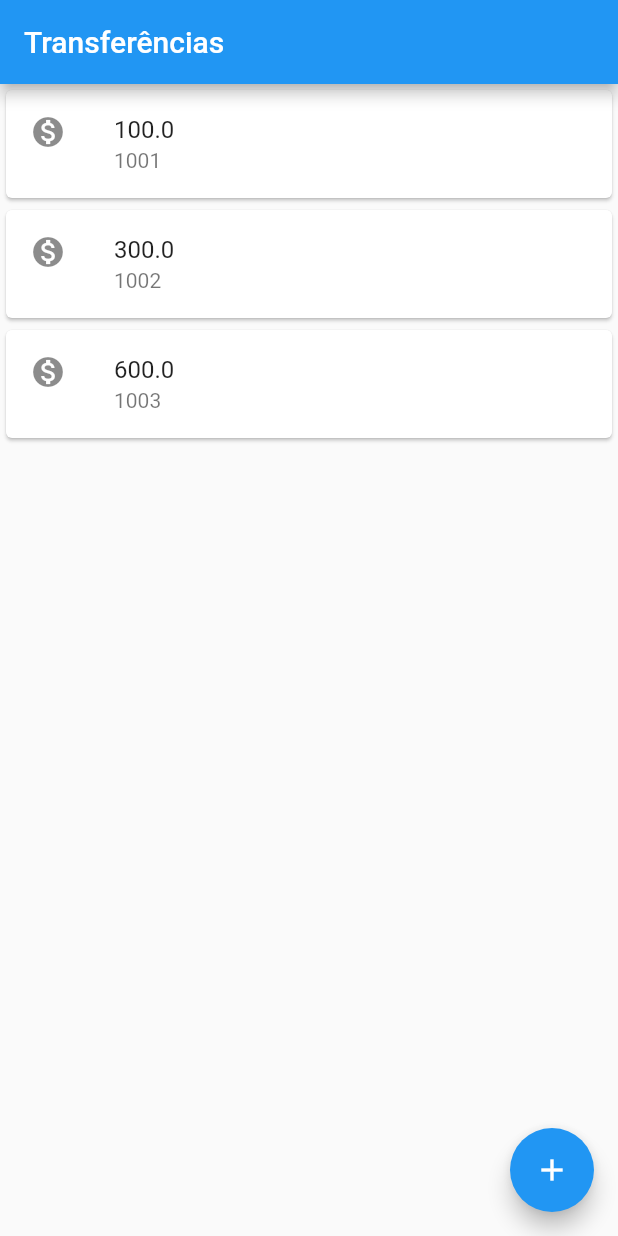
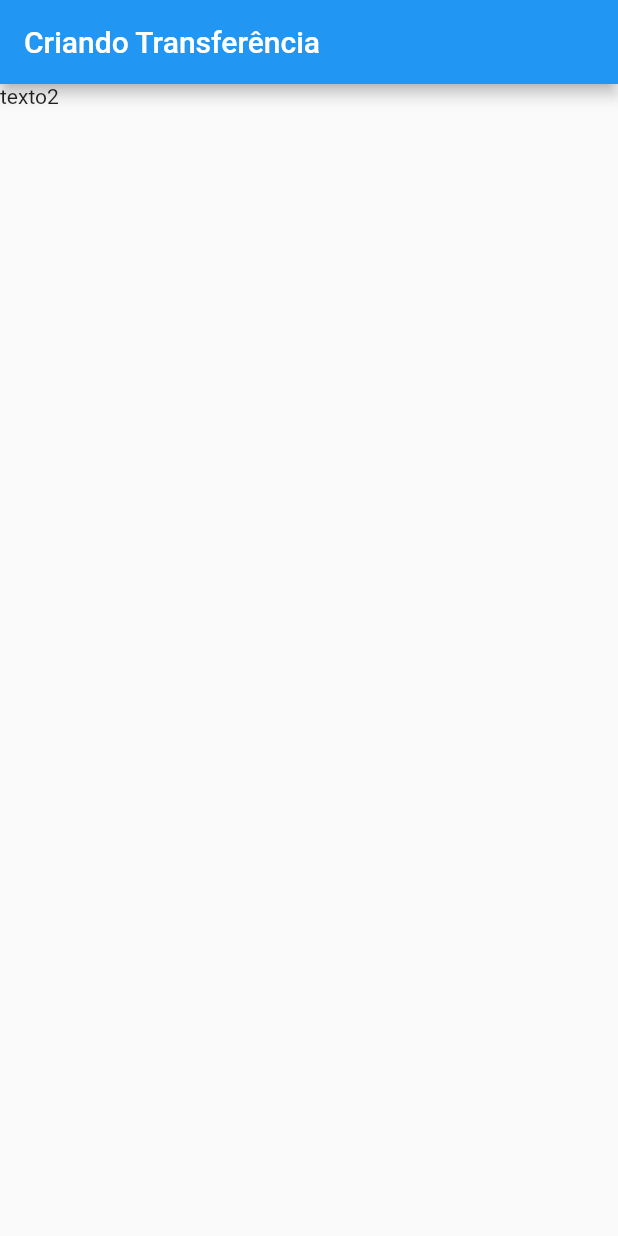
Before and after one commit to f-mtz/bytebank-flutter, a Flutter app: the screen it shows after launch, on a phone screen of 412 x 824 dp. Run offline on Flutter 3.47's test engine with Material 2 defaults, Android fonts, the phone set to English and light mode, and no system bars.

Commit message:
Extraindo o app para poder usar o hot reload

```diff
--- a/lib/main.dart
+++ b/lib/main.dart
@@ -1,29 +1,42 @@
 import 'package:flutter/material.dart';
 
-void main() => runApp(MaterialApp(
-  home: Scaffold(
-    body: ListaTransferencias(),
-    appBar: AppBar(title: Text('Transferências'),),
-    floatingActionButton: FloatingActionButton(
-        onPressed: () {  },
-        child: Icon(Icons.add),
+void main() => runApp(BytebBankApp());
+
+class FormularioTransferencia extends StatelessWidget {
+  @override
+  Widget build(BuildContext context) {
+    // TODO: implement build
+    return Scaffold(
+
+      appBar: AppBar(
+        title: Text('Criando Transferência'),
       ),
-  ),
-));
+      body: Text('texto2'),
+    );
+  }
+}
 
 class ListaTransferencias extends StatelessWidget {
   @override
   Widget build(BuildContext context) {
     // TODO: implement build
-    return Column(
+    return Scaffold(
+      appBar: AppBar(
+        title: Text('Transferências'),
+      ),
+      body: Column(
         children: [
           ItemTransferencia(Transferencia(100.0, 1001)),
           ItemTransferencia(Transferencia(300.0, 1002)),
           ItemTransferencia(Transferencia(600.0, 1003))
         ],
+      ),
+      floatingActionButton: FloatingActionButton(
+        onPressed: () {},
+        child: Icon(Icons.add),
+      ),
     );
   }
-
 }
 
 class ItemTransferencia extends StatelessWidget {
@@ -42,7 +55,6 @@ class ItemTransferencia extends StatelessWidget {
       ),
     );
   }
-
 }
 
 class Transferencia {
@@ -51,3 +63,16 @@ class Transferencia {
 
   Transferencia(this.valor, this.numeroDaConta);
 }
+
+class BytebBankApp extends StatelessWidget {
+  const BytebBankApp({Key? key}) : super(key: key);
+
+  @override
+  Widget build(BuildContext context) {
+    return MaterialApp(
+      home: Scaffold(
+        body: FormularioTransferencia(),
+      ),
+    );
+  }
+}
```
Lines whose indentation alone changed are shown as unchanged.
